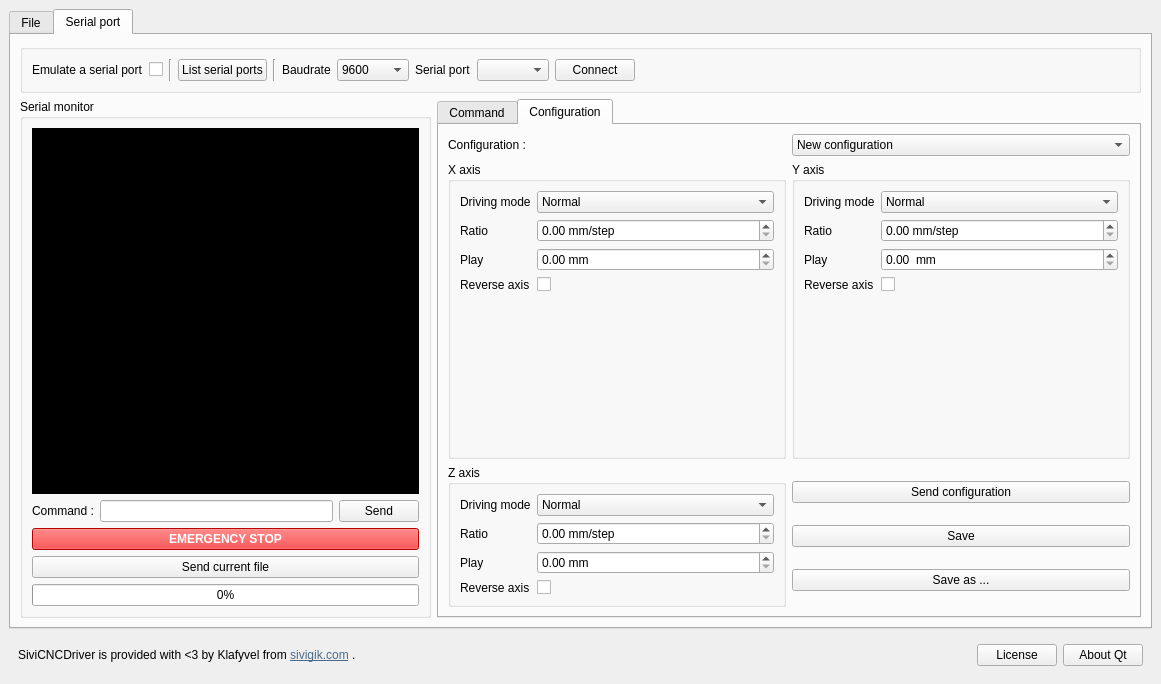
Old version of the form sivicncdriver/ui/main_window.ui in the repository Klafyvel/SiviCNCDriver.
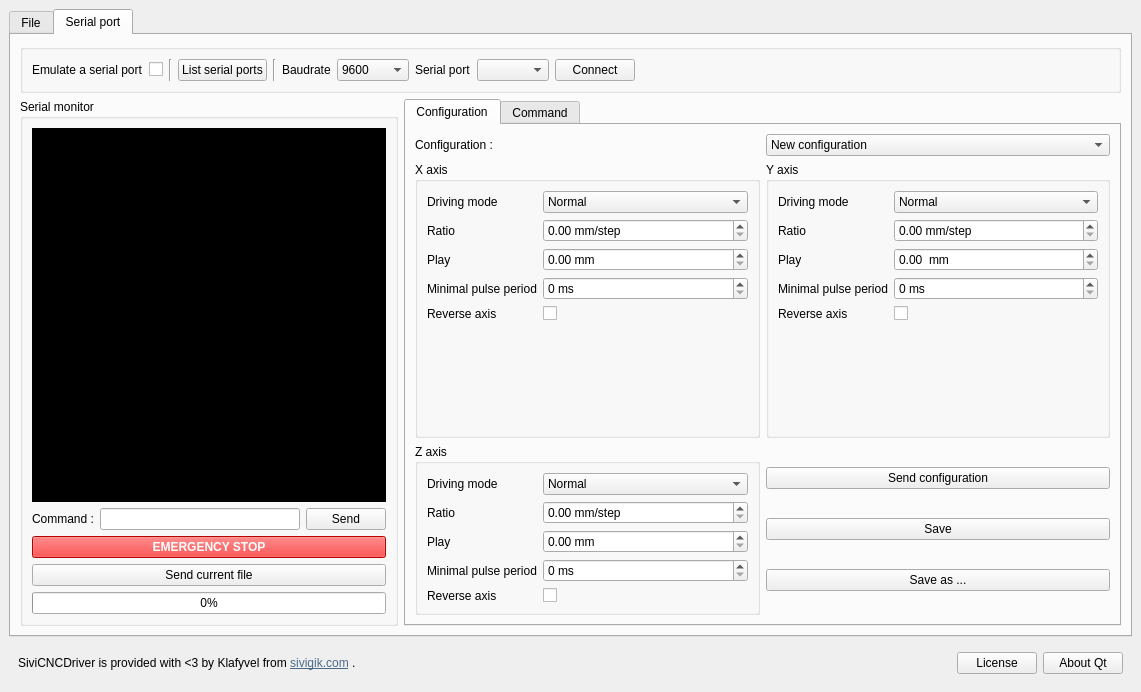
New version of the form. The open tabs and pages were chosen to show the change. Icons and pictures are not drawn.

Commit message: Mise à jour de l'ui

What changed in the file:
```diff
--- a/sivicncdriver/ui/main_window.ui
+++ b/sivicncdriver/ui/main_window.ui
@@ -6,8 +6,8 @@
    <rect>
     <x>0</x>
     <y>0</y>
-    <width>1161</width>
-    <height>684</height>
+    <width>1141</width>
+    <height>692</height>
    </rect>
   </property>
   <property name="windowTitle">
@@ -463,6 +463,347 @@
           <property name="currentIndex">
            <number>0</number>
           </property>
+          <widget class="QWidget" name="tab_config">
+           <attribute name="title">
+            <string>Configuration</string>
+           </attribute>
+           <layout class="QVBoxLayout" name="verticalLayout_11">
+            <item>
+             <layout class="QHBoxLayout" name="horizontalLayout_9">
+              <item>
+               <widget class="QLabel" name="label_3">
+                <property name="text">
+                 <string>Configuration :</string>
+                </property>
+               </widget>
+              </item>
+              <item>
+               <widget class="QComboBox" name="config_list">
+                <item>
+                 <property name="text">
+                  <string>New configuration</string>
+                 </property>
+                </item>
+               </widget>
+              </item>
+             </layout>
+            </item>
+            <item>
+             <layout class="QGridLayout" name="gridLayout_4">
+              <item row="0" column="1">
+               <widget class="QGroupBox" name="groupBox_3">
+                <property name="sizePolicy">
+                 <sizepolicy hsizetype="Preferred" vsizetype="Minimum">
+                  <horstretch>0</horstretch>
+                  <verstretch>0</verstretch>
+                 </sizepolicy>
+                </property>
+                <property name="title">
+                 <string>Y axis</string>
+                </property>
+                <layout class="QFormLayout" name="formLayout_2">
+                 <item row="0" column="0">
+                  <widget class="QLabel" name="modeDePilotageLabel_2">
+                   <property name="text">
+                    <string>Driving mode</string>
+                   </property>
+                  </widget>
+                 </item>
+                 <item row="0" column="1">
+                  <widget class="QComboBox" name="drive_y">
+                   <item>
+                    <property name="text">
+                     <string>Normal</string>
+                    </property>
+                   </item>
+                   <item>
+                    <property name="text">
+                     <string>Full torque</string>
+                    </property>
+                   </item>
+                   <item>
+                    <property name="text">
+                     <string>Half step</string>
+                    </property>
+                   </item>
+                  </widget>
+                 </item>
+                 <item row="1" column="0">
+                  <widget class="QLabel" name="ratioLabel_2">
+                   <property name="text">
+                    <string>Ratio</string>
+                   </property>
+                  </widget>
+                 </item>
+                 <item row="1" column="1">
+                  <widget class="QDoubleSpinBox" name="ratio_y">
+                   <property name="suffix">
+                    <string> mm/step</string>
+                   </property>
+                  </widget>
+                 </item>
+                 <item row="2" column="0">
+                  <widget class="QLabel" name="jeuLabel_2">
+                   <property name="text">
+                    <string>Play</string>
+                   </property>
+                  </widget>
+                 </item>
+                 <item row="2" column="1">
+                  <widget class="QDoubleSpinBox" name="play_y">
+                   <property name="suffix">
+                    <string>  mm</string>
+                   </property>
+                  </widget>
+                 </item>
+                 <item row="4" column="0">
+                  <widget class="QLabel" name="inverserLAxeLabel_2">
+                   <property name="text">
+                    <string>Reverse axis</string>
+                   </property>
+                  </widget>
+                 </item>
+                 <item row="4" column="1">
+                  <widget class="QCheckBox" name="reverse_y"/>
+                 </item>
+                 <item row="3" column="0">
+                  <widget class="QLabel" name="minimalPulsePeriodLabel_2">
+                   <property name="text">
+                    <string>Minimal pulse period</string>
+                   </property>
+                  </widget>
+                 </item>
+                 <item row="3" column="1">
+                  <widget class="QSpinBox" name="minTime_y">
+                   <property name="suffix">
+                    <string> ms</string>
+                   </property>
+                  </widget>
+                 </item>
+                </layout>
+               </widget>
+              </item>
+              <item row="0" column="0">
+               <widget class="QGroupBox" name="groupBox_2">
+                <property name="sizePolicy">
+                 <sizepolicy hsizetype="Preferred" vsizetype="Minimum">
+                  <horstretch>0</horstretch>
+                  <verstretch>0</verstretch>
+                 </sizepolicy>
+                </property>
+                <property name="title">
+                 <string>X axis</string>
+                </property>
+                <layout class="QFormLayout" name="formLayout">
+                 <item row="0" column="0">
+                  <widget class="QLabel" name="modeDePilotageLabel">
+                   <property name="text">
+                    <string>Driving mode</string>
+                   </property>
+                  </widget>
+                 </item>
+                 <item row="0" column="1">
+                  <widget class="QComboBox" name="drive_x">
+                   <item>
+                    <property name="text">
+                     <string>Normal</string>
+                    </property>
+                   </item>
+                   <item>
+                    <property name="text">
+                     <string>Full torque</string>
+                    </property>
+                   </item>
+                   <item>
+                    <property name="text">
+                     <string>Half step</string>
+                    </property>
+                   </item>
+                  </widget>
+                 </item>
+                 <item row="1" column="0">
+                  <widget class="QLabel" name="ratioLabel">
+                   <property name="text">
+                    <string>Ratio</string>
+                   </property>
+                  </widget>
+                 </item>
+                 <item row="1" column="1">
+                  <widget class="QDoubleSpinBox" name="ratio_x">
+                   <property name="suffix">
+                    <string> mm/step</string>
+                   </property>
+                  </widget>
+                 </item>
+                 <item row="2" column="0">
+                  <widget class="QLabel" name="jeuLabel">
+                   <property name="text">
+                    <string>Play</string>
+                   </property>
+                  </widget>
+                 </item>
+                 <item row="2" column="1">
+                  <widget class="QDoubleSpinBox" name="play_x">
+                   <property name="suffix">
+                    <string> mm</string>
+                   </property>
+                  </widget>
+                 </item>
+                 <item row="4" column="0">
+                  <widget class="QLabel" name="inverserLAxeLabel">
+                   <property name="text">
+                    <string>Reverse axis</string>
+                   </property>
+                  </widget>
+                 </item>
+                 <item row="4" column="1">
+                  <widget class="QCheckBox" name="reverse_x"/>
+                 </item>
+                 <item row="3" column="0">
+                  <widget class="QLabel" name="minimalPulsePeriodLabel">
+                   <property name="text">
+                    <string>Minimal pulse period</string>
+                   </property>
+                  </widget>
+                 </item>
+                 <item row="3" column="1">
+                  <widget class="QSpinBox" name="minTime_x">
+                   <property name="suffix">
+                    <string> ms</string>
+                   </property>
+                  </widget>
+                 </item>
+                </layout>
+               </widget>
+              </item>
+              <item row="1" column="1">
+               <layout class="QVBoxLayout" name="verticalLayout_12">
+                <item>
+                 <widget class="QPushButton" name="btn_send_config">
+                  <property name="text">
+                   <string>Send configuration</string>
+                  </property>
+                  <property name="icon">
+                   <iconset resource="ressources.qrc">
+                    <normaloff>:/rc/rc/connect.png</normaloff>:/rc/rc/connect.png</iconset>
+                  </property>
+                 </widget>
+                </item>
+                <item>
+                 <widget class="QPushButton" name="btn_save_config">
+                  <property name="text">
+                   <string>Save</string>
+                  </property>
+                  <property name="icon">
+                   <iconset resource="ressources.qrc">
+                    <normaloff>:/rc/rc/save.png</normaloff>:/rc/rc/save.png</iconset>
+                  </property>
+                 </widget>
+                </item>
+                <item>
+                 <widget class="QPushButton" name="btn_save_config_as">
+                  <property name="text">
+                   <string>Save as ...</string>
+                  </property>
+                  <property name="icon">
+                   <iconset resource="ressources.qrc">
+                    <normaloff>:/rc/rc/save.png</normaloff>:/rc/rc/save.png</iconset>
+                  </property>
+                 </widget>
+                </item>
+               </layout>
+              </item>
+              <item row="1" column="0">
+               <widget class="QGroupBox" name="groupBox_4">
+                <property name="title">
+                 <string>Z axis</string>
+                </property>
+                <layout class="QFormLayout" name="formLayout_3">
+                 <item row="0" column="0">
+                  <widget class="QLabel" name="modeDePilotageLabel_3">
+                   <property name="text">
+                    <string>Driving mode</string>
+                   </property>
+                  </widget>
+                 </item>
+                 <item row="0" column="1">
+                  <widget class="QComboBox" name="drive_z">
+                   <item>
+                    <property name="text">
+                     <string>Normal</string>
+                    </property>
+                   </item>
+                   <item>
+                    <property name="text">
+                     <string>Full torque</string>
+                    </property>
+                   </item>
+                   <item>
+                    <property name="text">
+                     <string>Half step</string>
+                    </property>
+                   </item>
+                  </widget>
+                 </item>
+                 <item row="1" column="0">
+                  <widget class="QLabel" name="ratioLabel_3">
+                   <property name="text">
+                    <string>Ratio</string>
+                   </property>
+                  </widget>
+                 </item>
+                 <item row="1" column="1">
+                  <widget class="QDoubleSpinBox" name="ratio_z">
+                   <property name="suffix">
+                    <string> mm/step</string>
+                   </property>
+                  </widget>
+                 </item>
+                 <item row="2" column="0">
+                  <widget class="QLabel" name="jeuLabel_3">
+                   <property name="text">
+                    <string>Play</string>
+                   </property>
+                  </widget>
+                 </item>
+                 <item row="2" column="1">
+                  <widget class="QDoubleSpinBox" name="play_z">
+                   <property name="suffix">
+                    <string> mm</string>
+                   </property>
+                  </widget>
+                 </item>
+                 <item row="4" column="0">
+                  <widget class="QLabel" name="inverserLAxeLabel_3">
+                   <property name="text">
+                    <string>Reverse axis</string>
+                   </property>
+                  </widget>
+                 </item>
+                 <item row="4" column="1">
+                  <widget class="QCheckBox" name="reverse_z"/>
+                 </item>
+                 <item row="3" column="0">
+                  <widget class="QLabel" name="minimalPulsePeriodLabel_3">
+                   <property name="text">
+                    <string>Minimal pulse period</string>
+                   </property>
+                  </widget>
+                 </item>
+                 <item row="3" column="1">
+                  <widget class="QSpinBox" name="minTime_z">
+                   <property name="suffix">
+                    <string> ms</string>
+                   </property>
+                  </widget>
+                 </item>
+                </layout>
+               </widget>
+              </item>
+             </layout>
+            </item>
+           </layout>
+          </widget>
           <widget class="QWidget" name="tab_command">
            <attribute name="title">
             <string>Command</string>
@@ -621,6 +962,9 @@
                   </item>
                   <item>
                    <widget class="QSpinBox" name="auto_cmd_number">
+                    <property name="maximum">
+                     <number>1000</number>
+                    </property>
                     <property name="value">
                      <number>1</number>
                     </property>
@@ -628,16 +972,16 @@
                   </item>
                   <item>
                    <widget class="QComboBox" name="auto_cmd_type">
-                    <item>
-                     <property name="text">
-                      <string>go</string>
-                     </property>
-                    </item>
                     <item>
                      <property name="text">
                       <string>round trip</string>
                      </property>
                     </item>
+                    <item>
+                     <property name="text">
+                      <string>go</string>
+                     </property>
+                    </item>
                    </widget>
                   </item>
                   <item>
@@ -816,305 +1160,6 @@
             </item>
            </layout>
           </widget>
-          <widget class="QWidget" name="tab_config">
-           <attribute name="title">
-            <string>Configuration</string>
-           </attribute>
-           <layout class="QVBoxLayout" name="verticalLayout_11">
-            <item>
-             <layout class="QHBoxLayout" name="horizontalLayout_9">
-              <item>
-               <widget class="QLabel" name="label_3">
-                <property name="text">
-                 <string>Configuration :</string>
-                </property>
-               </widget>
-              </item>
-              <item>
-               <widget class="QComboBox" name="config_list">
-                <item>
-                 <property name="text">
-                  <string>New configuration</string>
-                 </property>
-                </item>
-               </widget>
-              </item>
-             </layout>
-            </item>
-            <item>
-             <layout class="QGridLayout" name="gridLayout_4">
-              <item row="0" column="1">
-               <widget class="QGroupBox" name="groupBox_3">
-                <property name="sizePolicy">
-                 <sizepolicy hsizetype="Preferred" vsizetype="Minimum">
-                  <horstretch>0</horstretch>
-                  <verstretch>0</verstretch>
-                 </sizepolicy>
-                </property>
-                <property name="title">
-                 <string>Y axis</string>
-                </property>
-                <layout class="QFormLayout" name="formLayout_2">
-                 <item row="0" column="0">
-                  <widget class="QLabel" name="modeDePilotageLabel_2">
-                   <property name="text">
-                    <string>Driving mode</string>
-                   </property>
-                  </widget>
-                 </item>
-                 <item row="0" column="1">
-                  <widget class="QComboBox" name="drive_y">
-                   <item>
-                    <property name="text">
-                     <string>Normal</string>
-                    </property>
-                   </item>
-                   <item>
-                    <property name="text">
-                     <string>Full torque</string>
-                    </property>
-                   </item>
-                   <item>
-                    <property name="text">
-                     <string>Half step</string>
-                    </property>
-                   </item>
-                  </widget>
-                 </item>
-                 <item row="1" column="0">
-                  <widget class="QLabel" name="ratioLabel_2">
-                   <property name="text">
-                    <string>Ratio</string>
-                   </property>
-                  </widget>
-                 </item>
-                 <item row="1" column="1">
-                  <widget class="QDoubleSpinBox" name="ratio_y">
-                   <property name="suffix">
-                    <string> mm/step</string>
-                   </property>
-                  </widget>
-                 </item>
-                 <item row="2" column="0">
-                  <widget class="QLabel" name="jeuLabel_2">
-                   <property name="text">
-                    <string>Play</string>
-                   </property>
-                  </widget>
-                 </item>
-                 <item row="2" column="1">
-                  <widget class="QDoubleSpinBox" name="play_y">
-                   <property name="suffix">
-                    <string>  mm</string>
-                   </property>
-                  </widget>
-                 </item>
-                 <item row="3" column="0">
-                  <widget class="QLabel" name="inverserLAxeLabel_2">
-                   <property name="text">
-                    <string>Reverse axis</string>
-                   </property>
-                  </widget>
-                 </item>
-                 <item row="3" column="1">
-                  <widget class="QCheckBox" name="reverse_y"/>
-                 </item>
-                </layout>
-               </widget>
-              </item>
-              <item row="0" column="0">
-               <widget class="QGroupBox" name="groupBox_2">
-                <property name="sizePolicy">
-                 <sizepolicy hsizetype="Preferred" vsizetype="Minimum">
-                  <horstretch>0</horstretch>
-                  <verstretch>0</verstretch>
-                 </sizepolicy>
-                </property>
-                <property name="title">
-                 <string>X axis</string>
-                </property>
-                <layout class="QFormLayout" name="formLayout">
-                 <item row="0" column="0">
-                  <widget class="QLabel" name="modeDePilotageLabel">
-                   <property name="text">
-                    <string>Driving mode</string>
-                   </property>
-                  </widget>
-                 </item>
-                 <item row="0" column="1">
-                  <widget class="QComboBox" name="drive_x">
-                   <item>
-                    <property name="text">
-                     <string>Normal</string>
-                    </property>
-                   </item>
-                   <item>
-                    <property name="text">
-                     <string>Full torque</string>
-                    </property>
-                   </item>
-                   <item>
-                    <property name="text">
-                     <string>Half step</string>
-                    </property>
-                   </item>
-                  </widget>
-                 </item>
-                 <item row="1" column="0">
-                  <widget class="QLabel" name="ratioLabel">
-                   <property name="text">
-                    <string>Ratio</string>
-                   </property>
-                  </widget>
-                 </item>
-                 <item row="1" column="1">
-                  <widget class="QDoubleSpinBox" name="ratio_x">
-                   <property name="suffix">
-                    <string> mm/step</string>
-                   </property>
-                  </widget>
-                 </item>
-                 <item row="2" column="0">
-                  <widget class="QLabel" name="jeuLabel">
-                   <property name="text">
-                    <string>Play</string>
-                   </property>
-                  </widget>
-                 </item>
-                 <item row="2" column="1">
-                  <widget class="QDoubleSpinBox" name="play_x">
-                   <property name="suffix">
-                    <string> mm</string>
-                   </property>
-                  </widget>
-                 </item>
-                 <item row="3" column="0">
-                  <widget class="QLabel" name="inverserLAxeLabel">
-                   <property name="text">
-                    <string>Reverse axis</string>
-                   </property>
-                  </widget>
-                 </item>
-                 <item row="3" column="1">
-                  <widget class="QCheckBox" name="reverse_x"/>
-                 </item>
-                </layout>
-               </widget>
-              </item>
-              <item row="1" column="1">
-               <layout class="QVBoxLayout" name="verticalLayout_12">
-                <item>
-                 <widget class="QPushButton" name="btn_send_config">
-                  <property name="text">
-                   <string>Send configuration</string>
-                  </property>
-                  <property name="icon">
-                   <iconset resource="ressources.qrc">
-                    <normaloff>:/rc/rc/connect.png</normaloff>:/rc/rc/connect.png</iconset>
-                  </property>
-                 </widget>
-                </item>
-                <item>
-                 <widget class="QPushButton" name="btn_save_config">
-                  <property name="text">
-                   <string>Save</string>
-                  </property>
-                  <property name="icon">
-                   <iconset resource="ressources.qrc">
-                    <normaloff>:/rc/rc/save.png</normaloff>:/rc/rc/save.png</iconset>
-                  </property>
-                 </widget>
-                </item>
-                <item>
-                 <widget class="QPushButton" name="btn_save_config_as">
-                  <property name="text">
-                   <string>Save as ...</string>
-                  </property>
-                  <property name="icon">
-                   <iconset resource="ressources.qrc">
-                    <normaloff>:/rc/rc/save.png</normaloff>:/rc/rc/save.png</iconset>
-                  </property>
-                 </widget>
-                </item>
-               </layout>
-              </item>
-              <item row="1" column="0">
-               <widget class="QGroupBox" name="groupBox_4">
-                <property name="title">
-                 <string>Z axis</string>
-                </property>
-                <layout class="QFormLayout" name="formLayout_3">
-                 <item row="0" column="0">
-                  <widget class="QLabel" name="modeDePilotageLabel_3">
-                   <property name="text">
-                    <string>Driving mode</string>
-                   </property>
-                  </widget>
-                 </item>
-                 <item row="0" column="1">
-                  <widget class="QComboBox" name="drive_z">
-                   <item>
-                    <property name="text">
-                     <string>Normal</string>
-                    </property>
-                   </item>
-                   <item>
-                    <property name="text">
-                     <string>Full torque</string>
-                    </property>
-                   </item>
-                   <item>
-                    <property name="text">
-                     <string>Half step</string>
-                    </property>
-                   </item>
-                  </widget>
-                 </item>
-                 <item row="1" column="0">
-                  <widget class="QLabel" name="ratioLabel_3">
-                   <property name="text">
-                    <string>Ratio</string>
-                   </property>
-                  </widget>
-                 </item>
-                 <item row="1" column="1">
-                  <widget class="QDoubleSpinBox" name="ratio_z">
-                   <property name="suffix">
-                    <string> mm/step</string>
-                   </property>
-                  </widget>
-                 </item>
-                 <item row="2" column="0">
-                  <widget class="QLabel" name="jeuLabel_3">
-                   <property name="text">
-                    <string>Play</string>
-                   </property>
-                  </widget>
-                 </item>
-                 <item row="2" column="1">
-                  <widget class="QDoubleSpinBox" name="play_z">
-                   <property name="suffix">
-                    <string> mm</string>
-                   </property>
-                  </widget>
-                 </item>
-                 <item row="3" column="0">
-                  <widget class="QLabel" name="inverserLAxeLabel_3">
-                   <property name="text">
-                    <string>Reverse axis</string>
-                   </property>
-                  </widget>
-                 </item>
-                 <item row="3" column="1">
-                  <widget class="QCheckBox" name="reverse_z"/>
-                 </item>
-                </layout>
-               </widget>
-              </item>
-             </layout>
-            </item>
-           </layout>
-          </widget>
          </widget>
         </item>
         <item row="0" column="0" colspan="2">
```
Left out of the diff: 8 changed lines with no effect on the pictures. The commit also changes 7 other files.
